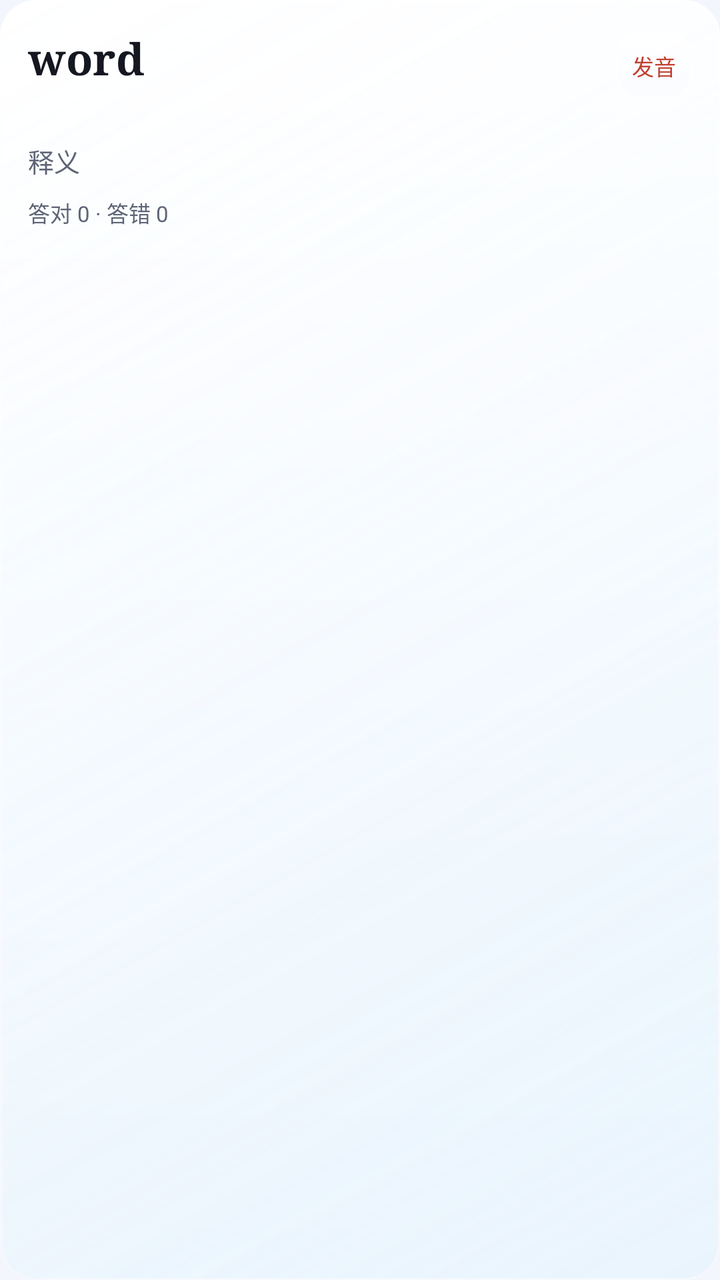
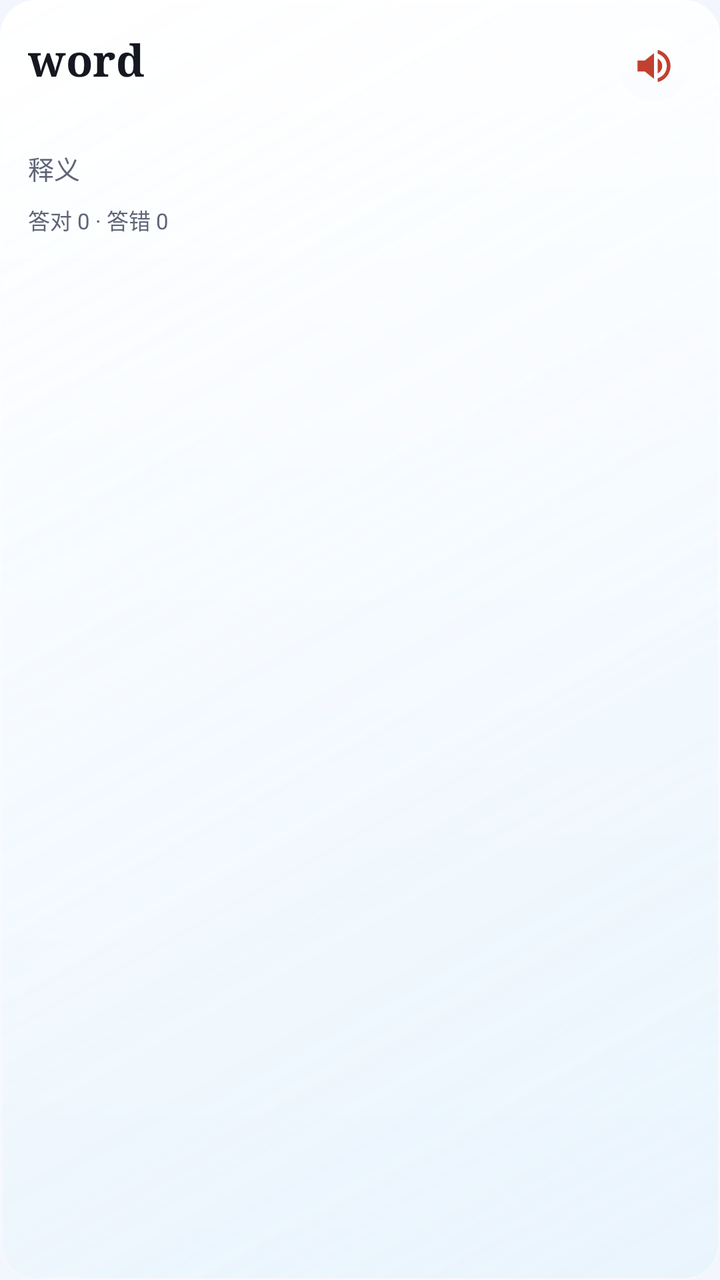

Two renders of the same Android screen: before a commit and after it. Below are the layout's source before the change and the commit's diff.
<!-- AndroidManifest.xml: application theme AppTheme -->
<!-- res/layout/item_word.xml -->
<?xml version="1.0" encoding="utf-8"?>
<LinearLayout xmlns:android="http://schemas.android.com/apk/res/android"
    android:id="@+id/itemRoot"
    android:layout_width="match_parent"
    android:layout_height="wrap_content"
    android:orientation="vertical"
    android:background="@drawable/bg_row"
    android:padding="14dp">

    <LinearLayout
        android:layout_width="match_parent"
        android:layout_height="wrap_content"
        android:orientation="horizontal"
        android:gravity="top">

        <TextView
            android:id="@+id/tvWord"
            android:layout_width="0dp"
            android:layout_height="wrap_content"
            android:layout_weight="1"
            android:fontFamily="serif"
            android:text="word"
            android:textSize="22sp"
            android:textStyle="bold"
            android:textColor="@color/text" />

        <TextView
            android:id="@+id/btnItemSpeak"
            android:layout_width="wrap_content"
            android:layout_height="wrap_content"
            android:minHeight="28dp"
            android:layout_marginLeft="8dp"
            android:background="@drawable/bg_btn_ghost"
            android:clickable="true"
            android:focusable="false"
            android:gravity="center"
            android:paddingLeft="8dp"
            android:paddingRight="8dp"
            android:text="发音"
            android:textSize="11sp"
            android:textColor="@color/primary" />
    </LinearLayout>

    <TextView
        android:id="@+id/tvPhonetic"
        android:layout_width="match_parent"
        android:layout_height="wrap_content"
        android:layout_marginTop="2dp"
        android:text=""
        android:textSize="12sp"
        android:textColor="@color/text_sub" />

    <TextView
        android:id="@+id/tvMeaning"
        android:layout_width="match_parent"
        android:layout_height="wrap_content"
        android:layout_marginTop="4dp"
        android:maxLines="2"
        android:ellipsize="end"
        android:text="释义"
        android:textSize="13sp"
        android:lineSpacingExtra="2dp"
        android:textColor="@color/text_sub" />

    <LinearLayout
        android:layout_width="match_parent"
        android:layout_height="wrap_content"
        android:layout_marginTop="8dp"
        android:orientation="horizontal">

        <TextView
            android:id="@+id/tvMeta"
            android:layout_width="0dp"
            android:layout_height="wrap_content"
            android:layout_weight="1"
            android:text="答对 0 · 答错 0"
            android:textSize="11sp"
            android:textColor="@color/text_sub" />

        <TextView
            android:id="@+id/tvReview"
            android:layout_width="wrap_content"
            android:layout_height="wrap_content"
            android:text=""
            android:textSize="11sp"
            android:textColor="@color/primary" />
    </LinearLayout>

</LinearLayout>
<!-- resources referenced by this layout -->
<resources>
  <color name="primary">#C2402F</color>
  <color name="text">#151821</color>
  <color name="text_sub">#5F6577</color>
  <!-- drawable bg_btn_ghost (drawable) -->
  <?xml version="1.0" encoding="utf-8"?>
  <shape xmlns:android="http://schemas.android.com/apk/res/android" android:shape="rectangle">
      <gradient
          android:angle="270"
          android:endColor="@color/glass_card_bottom"
          android:startColor="@color/glass_card_top"
          android:type="linear" />
      <corners android:radius="12dp" />
      <stroke android:width="1dp" android:color="@color/glass_border" />
      <padding
          android:bottom="9dp"
          android:left="14dp"
          android:right="14dp"
          android:top="9dp" />
  </shape>
  <style name="AppTheme" parent="AppThemeBase">
          <item name="android:statusBarColor">@color/bg</item>
          <item name="android:windowLightStatusBar">true</item>
          <item name="android:navigationBarColor">@color/text</item>
      </style>
  <color name="glass_card_bottom">#66F8FAFF</color>
  <color name="glass_card_top">#A6FFFFFF</color>
  <color name="glass_border">#E6FFFFFF</color>
  <color name="glass_border_soft">#33FFFFFF</color>
  <color name="glass_border_bright">#F2FFFFFF</color>
  <color name="glass_card_tint">#1A7DD3FC</color>
  <color name="glass_shine">#66FFFFFF</color>
  <style name="AppThemeBase" parent="@android:style/Theme.Material.Light.NoActionBar">
          <item name="android:colorPrimary">@color/primary</item>
          <item name="android:colorPrimaryDark">@color/primary_dark</item>
          <item name="android:colorAccent">@color/accent</item>
          <item name="android:windowBackground">@color/bg</item>
          <item name="android:textColorPrimary">@color/text</item>
          <item name="android:textColorSecondary">@color/text_sub</item>
          <item name="android:textColorHint">@color/text_sub</item>
      </style>
  <color name="bg">#F3F6FD</color>
  <color name="primary_dark">#9E3225</color>
  <color name="accent">#16181D</color>
  <!-- unchanged entries left out for length: 1 -->
</resources>

<!-- the commit's change to res/layout/item_word.xml (unified diff, before → after) -->
@@ -5,6 +5,7 @@
     android:layout_height="wrap_content"
     android:orientation="vertical"
     android:background="@drawable/bg_row"
+    android:foreground="@drawable/ripple_row"
     android:padding="14dp">
 
     <LinearLayout
@@ -26,19 +27,17 @@
 
         <TextView
             android:id="@+id/btnItemSpeak"
-            android:layout_width="wrap_content"
+            android:layout_width="38dp"
             android:layout_height="wrap_content"
-            android:minHeight="28dp"
+            android:minHeight="38dp"
             android:layout_marginLeft="8dp"
-            android:background="@drawable/bg_btn_ghost"
+            android:background="@drawable/bg_icon_glass"
             android:clickable="true"
+            android:contentDescription="发音"
+            android:drawableLeft="@drawable/ic_speaker"
             android:focusable="false"
             android:gravity="center"
-            android:paddingLeft="8dp"
-            android:paddingRight="8dp"
-            android:text="发音"
-            android:textSize="11sp"
-            android:textColor="@color/primary" />
+            android:padding="8dp" />
     </LinearLayout>
 
     <TextView
@@ -63,6 +62,7 @@
         android:textColor="@color/text_sub" />
 
     <LinearLayout
+        android:id="@+id/metaRow"
         android:layout_width="match_parent"
         android:layout_height="wrap_content"
         android:layout_marginTop="8dp"
<!-- resource entries referenced after the edit -->
@@ -3,7 +3,7 @@
   <color name="primary">#C2402F</color>
   <color name="text">#151821</color>
   <color name="text_sub">#5F6577</color>
-  <!-- drawable bg_btn_ghost (drawable) -->
+  <!-- drawable bg_icon_glass (drawable) -->
   <?xml version="1.0" encoding="utf-8"?>
   <shape xmlns:android="http://schemas.android.com/apk/res/android" android:shape="rectangle">
       <gradient
@@ -11,14 +11,30 @@
           android:endColor="@color/glass_card_bottom"
           android:startColor="@color/glass_card_top"
           android:type="linear" />
-      <corners android:radius="12dp" />
+      <corners android:radius="100dp" />
       <stroke android:width="1dp" android:color="@color/glass_border" />
-      <padding
-          android:bottom="9dp"
-          android:left="14dp"
-          android:right="14dp"
-          android:top="9dp" />
   </shape>
+  <!-- drawable ic_speaker (drawable) -->
+  <vector xmlns:android="http://schemas.android.com/apk/res/android"
+      android:width="22dp"
+      android:height="22dp"
+      android:viewportWidth="24"
+      android:viewportHeight="24">
+      <path
+          android:fillColor="@color/primary"
+          android:pathData="M3,9v6h4l5,4V5L7,9H3zM16.5,12c0,-1.77 -1.02,-3.29 -2.5,-4.03v8.05c1.48,-0.73 2.5,-2.25 2.5,-4.02zM14,3.23v2.06c2.89,0.86 5,3.54 5,6.71s-2.11,5.85 -5,6.71v2.06c4.01,-0.91 7,-4.49 7,-8.77s-2.99,-7.86 -7,-8.77z" />
+  </vector>
+  <!-- drawable ripple_row (drawable) -->
+  <?xml version="1.0" encoding="utf-8"?>
+  <ripple xmlns:android="http://schemas.android.com/apk/res/android"
+      android:color="@color/ripple">
+      <item android:id="@android:id/mask">
+          <shape android:shape="rectangle">
+              <solid android:color="#FFFFFFFF" />
+              <corners android:radius="18dp" />
+          </shape>
+      </item>
+  </ripple>
   <style name="AppTheme" parent="AppThemeBase">
           <item name="android:statusBarColor">@color/bg</item>
           <item name="android:windowLightStatusBar">true</item>
@@ -31,6 +47,7 @@
   <color name="glass_border_bright">#F2FFFFFF</color>
   <color name="glass_card_tint">#1A7DD3FC</color>
   <color name="glass_shine">#66FFFFFF</color>
+  <color name="ripple">#1FC2402F</color>
   <style name="AppThemeBase" parent="@android:style/Theme.Material.Light.NoActionBar">
           <item name="android:colorPrimary">@color/primary</item>
           <item name="android:colorPrimaryDark">@color/primary_dark</item>
